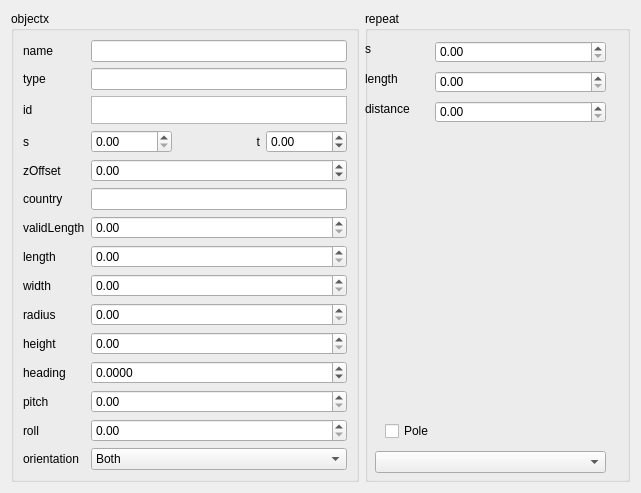
Old version of the form src/OpenCOVER/DrivingSim/oddlot/src/settings/widgets/objectsettings.ui in the repository hlrs-vis/covise.
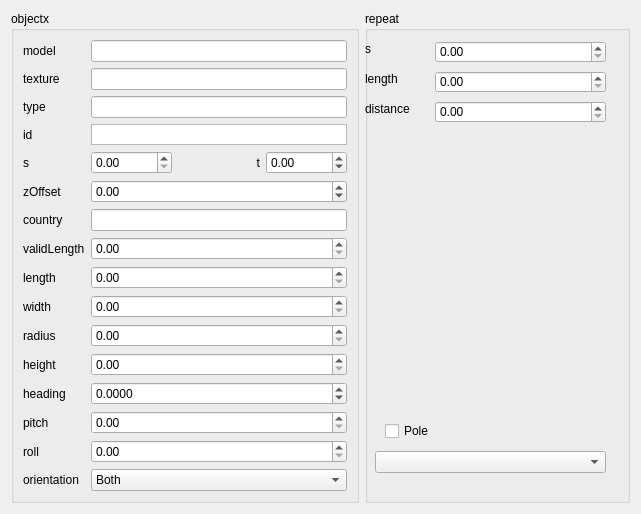
New version of the form.

Commit message: added texture file for objects added model file for object prototypes

```diff
--- a/src/OpenCOVER/DrivingSim/oddlot/src/settings/widgets/objectsettings.ui
+++ b/src/OpenCOVER/DrivingSim/oddlot/src/settings/widgets/objectsettings.ui
@@ -137,68 +137,7 @@
       <string>objectx</string>
      </property>
      <layout class="QGridLayout" name="gridLayout">
-      <item row="5" column="2">
-       <widget class="QDoubleSpinBox" name="zOffsetSpinBox">
-        <property name="minimum">
-         <double>-99.000000000000000</double>
-        </property>
-       </widget>
-      </item>
-      <item row="15" column="2">
-       <widget class="QComboBox" name="orientationComboBox">
-        <item>
-         <property name="text">
-          <string>Both</string>
-         </property>
-        </item>
-        <item>
-         <property name="text">
-          <string>Positive</string>
-         </property>
-        </item>
-        <item>
-         <property name="text">
-          <string>Negative</string>
-         </property>
-        </item>
-       </widget>
-      </item>
-      <item row="13" column="0">
-       <widget class="QLabel" name="label_3">
-        <property name="text">
-         <string>pitch</string>
-        </property>
-       </widget>
-      </item>
-      <item row="10" column="0">
-       <widget class="QLabel" name="label_2">
-        <property name="text">
-         <string>radius</string>
-        </property>
-       </widget>
-      </item>
-      <item row="0" column="0">
-       <widget class="QLabel" name="nameLabel">
-        <property name="text">
-         <string>name</string>
-        </property>
-       </widget>
-      </item>
-      <item row="0" column="2">
-       <layout class="QHBoxLayout" name="horizontalLayout">
-        <item>
-         <widget class="QLineEdit" name="nameBox"/>
-        </item>
-       </layout>
-      </item>
-      <item row="2" column="0">
-       <widget class="QLabel" name="idLabel">
-        <property name="text">
-         <string>id</string>
-        </property>
-       </widget>
-      </item>
-      <item row="2" column="2">
+      <item row="3" column="2">
        <widget class="QTextEdit" name="idBox">
         <property name="enabled">
          <bool>true</bool>
@@ -235,28 +174,89 @@
         </property>
        </widget>
       </item>
-      <item row="5" column="0">
+      <item row="6" column="2">
+       <widget class="QDoubleSpinBox" name="zOffsetSpinBox">
+        <property name="minimum">
+         <double>-99.000000000000000</double>
+        </property>
+       </widget>
+      </item>
+      <item row="16" column="2">
+       <widget class="QComboBox" name="orientationComboBox">
+        <item>
+         <property name="text">
+          <string>Both</string>
+         </property>
+        </item>
+        <item>
+         <property name="text">
+          <string>Positive</string>
+         </property>
+        </item>
+        <item>
+         <property name="text">
+          <string>Negative</string>
+         </property>
+        </item>
+       </widget>
+      </item>
+      <item row="14" column="0">
+       <widget class="QLabel" name="label_3">
+        <property name="text">
+         <string>pitch</string>
+        </property>
+       </widget>
+      </item>
+      <item row="11" column="0">
+       <widget class="QLabel" name="label_2">
+        <property name="text">
+         <string>radius</string>
+        </property>
+       </widget>
+      </item>
+      <item row="0" column="0">
+       <widget class="QLabel" name="nameLabel">
+        <property name="text">
+         <string>model</string>
+        </property>
+       </widget>
+      </item>
+      <item row="0" column="2">
+       <layout class="QHBoxLayout" name="horizontalLayout">
+        <item>
+         <widget class="QLineEdit" name="nameBox"/>
+        </item>
+       </layout>
+      </item>
+      <item row="3" column="0">
+       <widget class="QLabel" name="idLabel">
+        <property name="text">
+         <string>id</string>
+        </property>
+       </widget>
+      </item>
+      <item row="6" column="0">
        <widget class="QLabel" name="lengthLabel">
         <property name="text">
          <string>zOffset</string>
         </property>
        </widget>
       </item>
-      <item row="7" column="0">
+      <item row="8" column="0">
        <widget class="QLabel" name="predecessorLabel">
         <property name="text">
          <string>validLength</string>
         </property>
        </widget>
       </item>
-      <item row="8" column="0">
+      <item row="9" column="0">
        <widget class="QLabel" name="successorLabel">
         <property name="text">
          <string>length</string>
         </property>
        </widget>
       </item>
-      <item row="4" column="2">
+      <item row="5" column="2">
        <layout class="QHBoxLayout" name="horizontalLayout_3">
         <item>
          <widget class="QDoubleSpinBox" name="sSpinBox">
@@ -284,73 +284,73 @@
         </item>
        </layout>
       </item>
-      <item row="4" column="0">
+      <item row="5" column="0">
        <widget class="QLabel" name="junctionLabel">
         <property name="text">
          <string>s</string>
         </property>
        </widget>
       </item>
-      <item row="13" column="2">
+      <item row="14" column="2">
        <widget class="QDoubleSpinBox" name="pitchSpinBox"/>
       </item>
-      <item row="15" column="0">
+      <item row="16" column="0">
        <widget class="QLabel" name="label_4">
         <property name="text">
          <string>orientation</string>
         </property>
        </widget>
       </item>
-      <item row="8" column="2">
+      <item row="9" column="2">
        <widget class="QDoubleSpinBox" name="lengthSpinBox"/>
       </item>
-      <item row="10" column="2">
+      <item row="11" column="2">
        <widget class="QDoubleSpinBox" name="radiusSpinBox"/>
       </item>
-      <item row="9" column="0">
+      <item row="10" column="0">
        <widget class="QLabel" name="label_5">
         <property name="text">
          <string>width</string>
         </property>
        </widget>
       </item>
-      <item row="9" column="2">
+      <item row="10" column="2">
        <widget class="QDoubleSpinBox" name="widthSpinBox"/>
       </item>
-      <item row="11" column="0">
+      <item row="12" column="0">
        <widget class="QLabel" name="label_6">
         <property name="text">
          <string>height</string>
         </property>
        </widget>
       </item>
-      <item row="7" column="2">
+      <item row="8" column="2">
        <widget class="QDoubleSpinBox" name="validLengthSpinBox"/>
       </item>
-      <item row="14" column="0">
+      <item row="15" column="0">
        <widget class="QLabel" name="label_7">
         <property name="text">
          <string>roll</string>
         </property>
        </widget>
       </item>
-      <item row="11" column="2">
+      <item row="12" column="2">
        <widget class="QDoubleSpinBox" name="heightSpinBox"/>
       </item>
-      <item row="14" column="2">
+      <item row="15" column="2">
        <widget class="QDoubleSpinBox" name="rollSpinBox"/>
       </item>
-      <item row="1" column="2">
+      <item row="2" column="2">
        <widget class="QLineEdit" name="typeBox"/>
       </item>
-      <item row="1" column="0">
+      <item row="2" column="0">
        <widget class="QLabel" name="label_9">
         <property name="text">
          <string>type</string>
         </property>
        </widget>
       </item>
-      <item row="12" column="2">
+      <item row="13" column="2">
        <widget class="QDoubleSpinBox" name="hdgSpinBox">
         <property name="decimals">
          <number>4</number>
@@ -363,23 +363,33 @@
         </property>
        </widget>
       </item>
-      <item row="12" column="0">
+      <item row="13" column="0">
        <widget class="QLabel" name="label_8">
         <property name="text">
          <string>heading</string>
         </property>
        </widget>
       </item>
-      <item row="6" column="0">
+      <item row="7" column="0">
        <widget class="QLabel" name="predecessorLabel_2">
         <property name="text">
          <string>country</string>
         </property>
        </widget>
       </item>
-      <item row="6" column="2">
+      <item row="7" column="2">
        <widget class="QLineEdit" name="countryBox"/>
       </item>
+      <item row="1" column="2">
+       <widget class="QLineEdit" name="textureLineEdit"/>
+      </item>
+      <item row="1" column="0">
+       <widget class="QLabel" name="label_10">
+        <property name="text">
+         <string>texture</string>
+        </property>
+       </widget>
+      </item>
      </layout>
      <zorder>orientationComboBox</zorder>
      <zorder>label_3</zorder>
```
Left out of the diff: 2 changed lines with no effect on the pictures. The commit also changes 13 other files.
